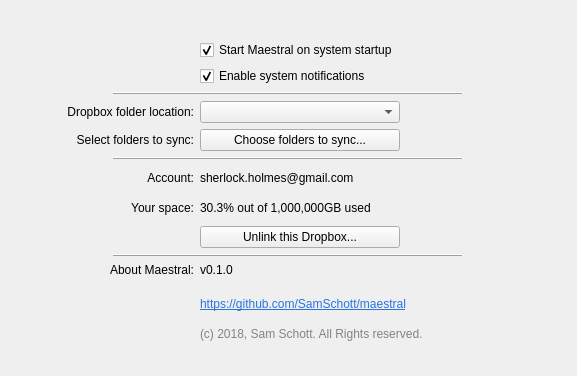
The window that maestral/gui/settings.ui (samschott/maestral) describes before a commit, drawn with Qt 5.
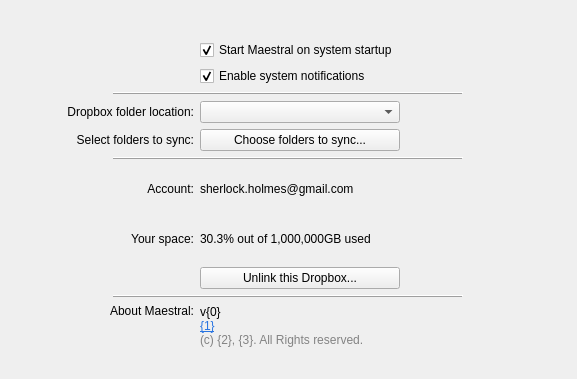
The same window after the commit.

Patch:
```diff
--- a/maestral/gui/settings.ui
+++ b/maestral/gui/settings.ui
@@ -7,7 +7,7 @@
     <x>0</x>
     <y>0</y>
     <width>577</width>
-    <height>376</height>
+    <height>379</height>
    </rect>
   </property>
   <property name="windowTitle">
@@ -137,23 +137,6 @@
      </property>
     </widget>
    </item>
-   <item row="21" column="1">
-    <widget class="QLabel" name="labelLink">
-     <property name="text">
-      <string>&lt;html&gt;&lt;head/&gt;&lt;body&gt;&lt;p&gt;&lt;a href=&quot;https://github.com/SamSchott/birdbox&quot;&gt;&lt;span style=&quot; font-size:1em; text-decoration: underline; color:#2874e1;&quot;&gt;https://github.com/SamSchott/maestral&lt;/span&gt;&lt;/a&gt;&lt;/p&gt;&lt;/body&gt;&lt;/html&gt;</string>
-     </property>
-     <property name="openExternalLinks">
-      <bool>true</bool>
-     </property>
-    </widget>
-   </item>
-   <item row="22" column="1">
-    <widget class="QLabel" name="labelCopyright">
-     <property name="text">
-      <string>&lt;html&gt;&lt;head/&gt;&lt;body&gt;&lt;p&gt;&lt;span style=&quot; font-size:1em; color:#838383;&quot;&gt;(c) 2018, Sam Schott. All Rights reserved.&lt;/span&gt;&lt;/p&gt;&lt;/body&gt;&lt;/html&gt;</string>
-     </property>
-    </widget>
-   </item>
    <item row="20" column="0">
     <widget class="QLabel" name="label">
      <property name="text">
@@ -219,13 +202,13 @@
    <item row="20" column="1">
     <widget class="QLabel" name="labelVersion">
      <property name="text">
-      <string>&lt;html&gt;&lt;head/&gt;&lt;body&gt;&lt;p&gt;v0.1.0&lt;/p&gt;&lt;/body&gt;&lt;/html&gt;</string>
+      <string>&lt;html&gt;&lt;head/&gt;&lt;body&gt;&lt;p&gt;v{0}&lt;br/&gt;&lt;a href=&quot;{1}&quot;&gt;&lt;span style=&quot; text-decoration: underline; color:#2874e1;&quot;&gt;{1}&lt;/span&gt;&lt;/a&gt;&lt;br/&gt;&lt;span style=&quot; color:#838383;&quot;&gt;(c) {2}, {3}. All Rights reserved.&lt;/span&gt;&lt;/p&gt;&lt;/body&gt;&lt;/html&gt;</string>
      </property>
      <property name="textFormat">
       <enum>Qt::RichText</enum>
      </property>
      <property name="alignment">
-      <set>Qt::AlignLeading|Qt::AlignLeft|Qt::AlignTop</set>
+      <set>Qt::AlignLeading|Qt::AlignLeft|Qt::AlignVCenter</set>
      </property>
     </widget>
    </item>
```
Left out of the diff: 46 changed lines with no effect on the pictures.
